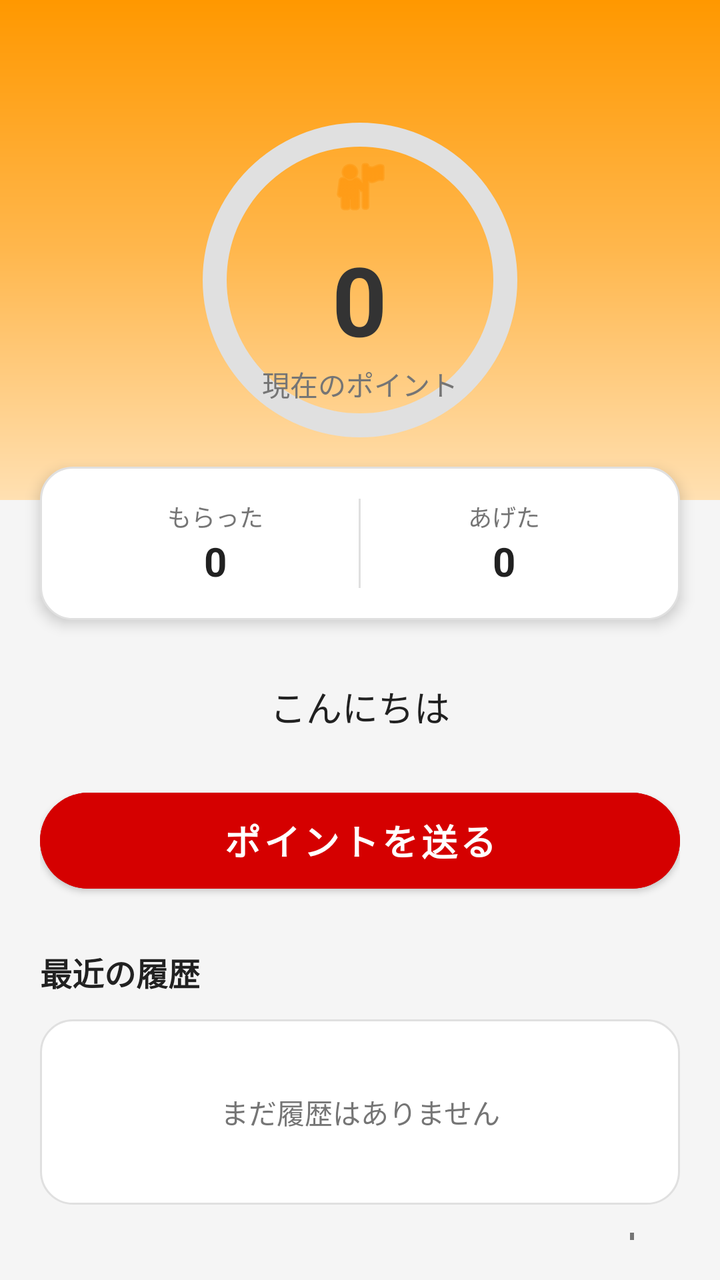
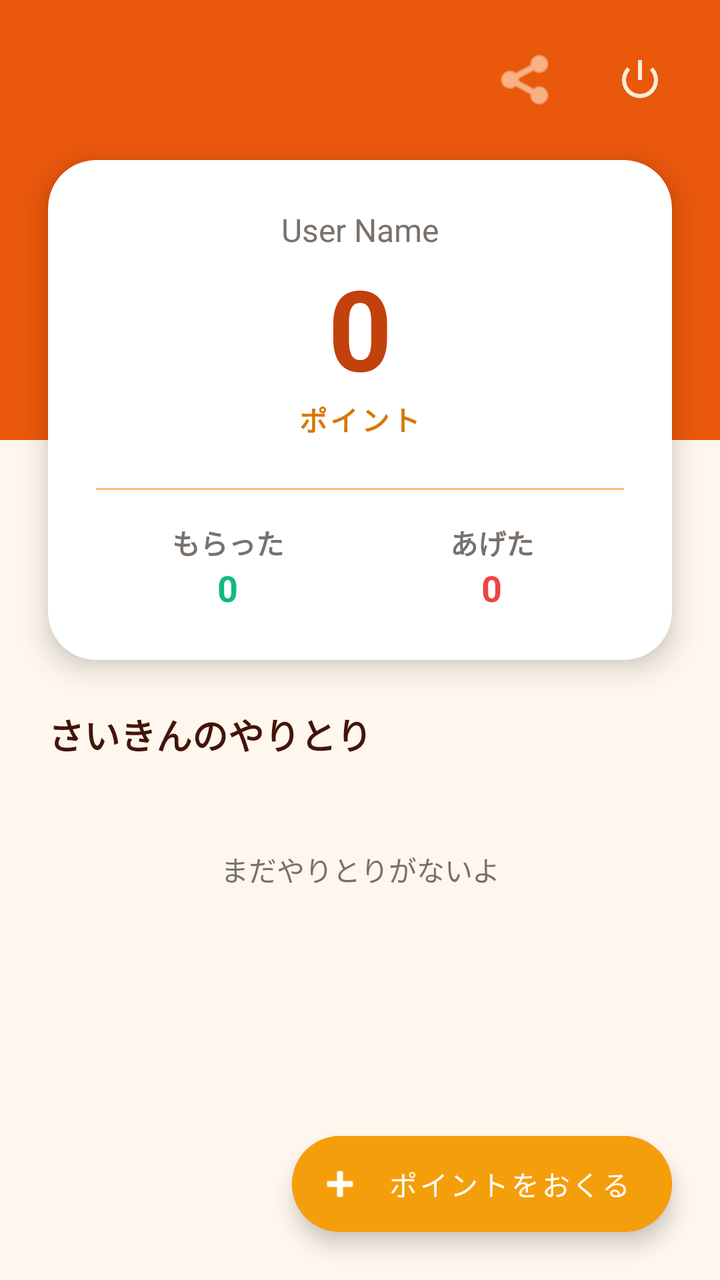

Before-and-after screenshots of an Android layout around one commit, followed by the original layout XML and the change that was made.
<!-- AndroidManifest.xml: application theme Theme.InternalPointSystem -->
<!-- res/layout/activity_main.xml -->
<?xml version="1.0" encoding="utf-8"?>
<LinearLayout xmlns:android="http://schemas.android.com/apk/res/android"
    xmlns:app="http://schemas.android.com/apk/res-auto"
    xmlns:tools="http://schemas.android.com/tools"
    android:layout_width="match_parent"
    android:layout_height="match_parent"
    android:orientation="vertical"
    android:background="@color/bg_grey">

    
    <FrameLayout
        android:layout_width="match_parent"
        android:layout_height="320dp">

        <View
            android:layout_width="match_parent"
            android:layout_height="250dp"
            android:background="@drawable/header_gradient" />

        <LinearLayout
            android:layout_width="match_parent"
            android:layout_height="match_parent"
            android:orientation="vertical"
            android:gravity="center_horizontal"
            android:paddingTop="40dp">

            
            <FrameLayout
                android:layout_width="200dp"
                android:layout_height="200dp"
                android:background="@drawable/circle_progress"
                android:layout_marginBottom="24dp">
                
                <LinearLayout
                    android:layout_width="match_parent"
                    android:layout_height="match_parent"
                    android:orientation="vertical"
                    android:gravity="center">
                    
                    <ImageView
                        android:layout_width="32dp"
                        android:layout_height="32dp"
                        android:src="@android:drawable/ic_menu_myplaces"
                        app:tint="@color/orange_primary"
                        android:layout_marginBottom="8dp"/>

                    <TextView
                        android:id="@+id/tvBalance"
                        android:layout_width="wrap_content"
                        android:layout_height="wrap_content"
                        android:text="0"
                        android:textSize="48sp"
                        android:textStyle="bold"
                        android:textColor="#333333" />
                        
                    <TextView
                        android:layout_width="wrap_content"
                        android:layout_height="wrap_content"
                        android:text="現在のポイント"
                        android:textSize="14sp"
                        android:textColor="#757575"/>
                </LinearLayout>
            </FrameLayout>

        </LinearLayout>
        
        
        <LinearLayout
            android:layout_width="match_parent"
            android:layout_height="wrap_content"
            android:orientation="horizontal"
            android:layout_gravity="bottom"
            android:background="@drawable/bg_card"
            android:layout_marginHorizontal="20dp"
            android:layout_marginBottom="10dp"
            android:padding="16dp"
            android:elevation="4dp">
            
            <LinearLayout
                android:layout_width="0dp"
                android:layout_height="wrap_content"
                android:layout_weight="1"
                android:orientation="vertical"
                android:gravity="center">
                <TextView
                    android:layout_width="wrap_content"
                    android:layout_height="wrap_content"
                    android:text="もらった"
                    android:textSize="12sp"
                    android:textColor="@color/text_grey"/>
                <TextView
                    android:id="@+id/tvReceived"
                    android:layout_width="wrap_content"
                    android:layout_height="wrap_content"
                    android:text="0"
                    android:textSize="20sp"
                    android:textStyle="bold"
                    android:textColor="@color/text_dark"/>
            </LinearLayout>
            
            <View android:layout_width="1dp" android:layout_height="match_parent" android:background="#E0E0E0"/>
            
            <LinearLayout
                android:layout_width="0dp"
                android:layout_height="wrap_content"
                android:layout_weight="1"
                android:orientation="vertical"
                android:gravity="center">
                <TextView
                    android:layout_width="wrap_content"
                    android:layout_height="wrap_content"
                    android:text="あげた"
                    android:textSize="12sp"
                    android:textColor="@color/text_grey"/>
                <TextView
                    android:id="@+id/tvSent"
                    android:layout_width="wrap_content"
                    android:layout_height="wrap_content"
                    android:text="0"
                    android:textSize="20sp"
                    android:textStyle="bold"
                    android:textColor="@color/text_dark"/>
            </LinearLayout>
        </LinearLayout> 
    </FrameLayout>

    
    <LinearLayout
        android:layout_width="match_parent"
        android:layout_height="match_parent"
        android:orientation="vertical"
        android:padding="20dp">

        <TextView
            android:id="@+id/tvCurrentUser"
            android:layout_width="wrap_content"
            android:layout_height="wrap_content"
            android:text="こんにちは"
            android:textSize="18sp"
            android:textColor="@color/text_dark"
            android:layout_marginBottom="24dp"
            android:layout_gravity="center"/>

        
        <Button
            android:id="@+id/btnSend"
            android:layout_width="match_parent"
            android:layout_height="60dp"
            android:text="ポイントを送る"
            android:textSize="18sp"
            android:textStyle="bold"
            android:backgroundTint="@color/red_accent"
            app:cornerRadius="30dp"
            android:layout_marginBottom="24dp"
            android:elevation="4dp"/>

        
        <TextView
            android:layout_width="wrap_content"
            android:layout_height="wrap_content"
            android:text="最近の履歴"
            android:textSize="16sp"
            android:textStyle="bold"
            android:textColor="@color/text_dark"
            android:layout_marginBottom="12dp"/>

        <LinearLayout
            android:id="@+id/llHistoryContainer"
            android:layout_width="match_parent"
            android:layout_height="wrap_content"
            android:orientation="vertical"
            android:background="@drawable/bg_card"
            android:padding="16dp">
            
            
            <TextView
                android:id="@+id/tvHistoryPlaceholder"
                android:layout_width="match_parent"
                android:layout_height="wrap_content"
                android:text="まだ履歴はありません"
                android:textColor="@color/text_grey"
                android:gravity="center"
                android:padding="20dp"/>
        </LinearLayout>
        
        <Space android:layout_width="match_parent" android:layout_height="0dp" android:layout_weight="1"/>
        
        <LinearLayout
            android:layout_width="match_parent"
            android:layout_height="wrap_content"
            android:gravity="end">
            <ImageButton
                android:id="@+id/btnLogout"
                android:layout_width="48dp"
                android:layout_height="48dp"
                android:src="@android:drawable/ic_lock_power_off"
                android:background="?attr/selectableItemBackgroundBorderless"
                app:tint="@color/text_grey"/>
        </LinearLayout>

    </LinearLayout>

</LinearLayout>
<!-- resources referenced by this layout -->
<resources>
  <color name="bg_grey">#F5F5F5</color>
  <color name="orange_primary">#FF8F00</color>
  <color name="red_accent">#D50000</color>
  <color name="text_dark">#212121</color>
  <color name="text_grey">#757575</color>
  <!-- drawable bg_card (drawable) -->
  <?xml version="1.0" encoding="utf-8"?>
  <shape xmlns:android="http://schemas.android.com/apk/res/android"
      android:shape="rectangle">
      <solid android:color="@color/white"/>
      <corners android:radius="16dp"/>
      <stroke android:width="1dp" android:color="#E0E0E0"/>
  </shape>
  <!-- drawable circle_progress (drawable) -->
  <?xml version="1.0" encoding="utf-8"?>
  <layer-list xmlns:android="http://schemas.android.com/apk/res/android">
      <item>
          <shape android:shape="ring"
              android:thickness="12dp"
              android:useLevel="false">
              <solid android:color="#E0E0E0"/>
          </shape>
      </item>
      <item>
          <rotate
              android:fromDegrees="270"
              android:toDegrees="270">
              <shape android:shape="ring"
                  android:thickness="12dp"
                  android:useLevel="true">
                  <gradient
                      android:startColor="@color/orange_light"
                      android:endColor="@color/orange_primary"
                      android:type="sweep"
                      android:useLevel="false" />
              </shape>
          </rotate>
      </item>
  </layer-list>
  <!-- drawable header_gradient (drawable) -->
  <?xml version="1.0" encoding="utf-8"?>
  <shape xmlns:android="http://schemas.android.com/apk/res/android"
      android:shape="rectangle">
      <gradient
          android:startColor="#FF9800"
          android:centerColor="#FFB74D"
          android:endColor="#FFE0B2"
          android:angle="270" />
  </shape>
  <style name="Theme.InternalPointSystem" parent="Theme.MaterialComponents.DayNight.DarkActionBar">
          
          <item name="colorPrimary">@color/purple_500</item>
          <item name="colorPrimaryVariant">@color/purple_700</item>
          <item name="colorOnPrimary">@color/white</item>
          
          <item name="colorSecondary">@color/teal_200</item>
          <item name="colorSecondaryVariant">@color/teal_700</item>
          <item name="colorOnSecondary">@color/black</item>
          
          <item name="android:statusBarColor" tools:targetApi="l">?attr/colorPrimaryVariant</item>
          
      </style>
  <color name="white">#FFFFFFFF</color>
  <color name="orange_light">#FFB74D</color>
  <color name="purple_500">#FF6200EE</color>
  <color name="purple_700">#FF3700B3</color>
  <color name="teal_200">#FF03DAC5</color>
  <color name="teal_700">#FF018786</color>
  <color name="black">#FF000000</color>
</resources>

<!-- the commit's change to res/layout/activity_main.xml (unified diff, before → after) -->
@@ -1,203 +1,205 @@
 <?xml version="1.0" encoding="utf-8"?>
-<LinearLayout xmlns:android="http://schemas.android.com/apk/res/android"
+<androidx.coordinatorlayout.widget.CoordinatorLayout
+    xmlns:android="http://schemas.android.com/apk/res/android"
     xmlns:app="http://schemas.android.com/apk/res-auto"
     xmlns:tools="http://schemas.android.com/tools"
     android:layout_width="match_parent"
     android:layout_height="match_parent"
-    android:orientation="vertical"
-    android:background="@color/bg_grey">
-
-    
-    <FrameLayout
+    android:background="@color/bg_main">
+
+    <androidx.core.widget.NestedScrollView
         android:layout_width="match_parent"
-        android:layout_height="320dp">
-
-        <View
-            android:layout_width="match_parent"
-            android:layout_height="250dp"
-            android:background="@drawable/header_gradient" />
-
-        <LinearLayout
-            android:layout_width="match_parent"
-            android:layout_height="match_parent"
-            android:orientation="vertical"
-            android:gravity="center_horizontal"
-            android:paddingTop="40dp">
-
-            
-            <FrameLayout
-                android:layout_width="200dp"
-                android:layout_height="200dp"
-                android:background="@drawable/circle_progress"
-                android:layout_marginBottom="24dp">
-                
-                <LinearLayout
-                    android:layout_width="match_parent"
-                    android:layout_height="match_parent"
-                    android:orientation="vertical"
-                    android:gravity="center">
-                    
-                    <ImageView
-                        android:layout_width="32dp"
-                        android:layout_height="32dp"
-                        android:src="@android:drawable/ic_menu_myplaces"
-                        app:tint="@color/orange_primary"
-                        android:layout_marginBottom="8dp"/>
-
-                    <TextView
-                        android:id="@+id/tvBalance"
-                        android:layout_width="wrap_content"
-                        android:layout_height="wrap_content"
-                        android:text="0"
-                        android:textSize="48sp"
-                        android:textStyle="bold"
-                        android:textColor="#333333" />
-                        
-                    <TextView
-                        android:layout_width="wrap_content"
-                        android:layout_height="wrap_content"
-                        android:text="現在のポイント"
-                        android:textSize="14sp"
-                        android:textColor="#757575"/>
-                </LinearLayout>
-            </FrameLayout>
-
-        </LinearLayout>
-        
-        
+        android:layout_height="match_parent"
+        android:fillViewport="true">
+
         <LinearLayout
             android:layout_width="match_parent"
             android:layout_height="wrap_content"
-            android:orientation="horizontal"
-            android:layout_gravity="bottom"
-            android:background="@drawable/bg_card"
-            android:layout_marginHorizontal="20dp"
-            android:layout_marginBottom="10dp"
-            android:padding="16dp"
-            android:elevation="4dp">
+            android:orientation="vertical"
+            android:paddingBottom="80dp">
+
             
+            <FrameLayout
+                android:layout_width="match_parent"
+                android:layout_height="wrap_content">
+                
+                <View
+                    android:layout_width="match_parent"
+                    android:layout_height="220dp"
+                    android:background="@color/brand_primary"/>
+
+                <com.google.android.material.card.MaterialCardView
+                    android:layout_width="match_parent"
+                    android:layout_height="wrap_content"
+                    android:layout_marginHorizontal="24dp"
+                    android:layout_marginTop="80dp"
+                    android:layout_marginBottom="24dp"
+                    app:cardCornerRadius="24dp"
+                    app:cardElevation="8dp"
+                    app:cardBackgroundColor="@color/white">
+
+                    <LinearLayout
+                        android:layout_width="match_parent"
+                        android:layout_height="wrap_content"
+                        android:orientation="vertical"
+                        android:padding="24dp"
+                        android:gravity="center">
+
+                        <TextView
+                            android:id="@+id/tvCurrentUser"
+                            android:layout_width="wrap_content"
+                            android:layout_height="wrap_content"
+                            android:text="User Name"
+                            android:textSize="16sp"
+                            android:textColor="@color/text_secondary"
+                            android:layout_marginBottom="8dp"/>
+
+                        <TextView
+                            android:id="@+id/tvBalance"
+                            android:layout_width="wrap_content"
+                            android:layout_height="wrap_content"
+                            android:text="0"
+                            android:textSize="56sp"
+                            android:textStyle="bold"
+                            android:textColor="@color/brand_primary_dark"
+                            android:includeFontPadding="false"/>
+
+                        <TextView
+                            android:layout_width="wrap_content"
+                            android:layout_height="wrap_content"
+                            android:text="ポイント"
+                            android:textSize="14sp"
+                            android:letterSpacing="0.1"
+                            android:textColor="@color/coin_secondary"
+                            android:textStyle="bold"
+                            android:layout_marginBottom="24dp"/>
+
+                        <View
+                            android:layout_width="match_parent"
+                            android:layout_height="1dp"
+                            android:background="@color/divider"
+                            android:layout_marginBottom="16dp"/>
+
+                        <LinearLayout
+                            android:layout_width="match_parent"
+                            android:layout_height="wrap_content"
+                            android:orientation="horizontal">
+
+                            <LinearLayout
+                                android:layout_width="0dp"
+                                android:layout_height="wrap_content"
+                                android:layout_weight="1"
+                                android:gravity="center"
+                                android:orientation="vertical">
+                                <TextView
+                                    android:layout_width="wrap_content"
+                                    android:layout_height="wrap_content"
+                                    android:text="もらった"
+                                    android:textSize="14sp"
+                                    android:textStyle="bold"
+                                    android:textColor="@color/text_secondary"/>
+                                <TextView
+                                    android:id="@+id/tvReceived"
+                                    android:layout_width="wrap_content"
+                                    android:layout_height="wrap_content"
+                                    android:text="0"
+                                    android:textSize="18sp"
+                                    android:textStyle="bold"
+                                    android:textColor="@color/success"/>
+                            </LinearLayout>
+
+                            <LinearLayout
+                                android:layout_width="0dp"
+                                android:layout_height="wrap_content"
+                                android:layout_weight="1"
+                                android:gravity="center"
+                                android:orientation="vertical">
+                                <TextView
+                                    android:layout_width="wrap_content"
+                                    android:layout_height="wrap_content"
+                                    android:text="あげた"
+                                    android:textSize="14sp"
+                                    android:textStyle="bold"
+                                    android:textColor="@color/text_secondary"/>
+                                <TextView
+                                    android:id="@+id/tvSent"
+                                    android:layout_width="wrap_content"
+                                    android:layout_height="wrap_content"
+                                    android:text="0"
+                                    android:textSize="18sp"
+                                    android:textStyle="bold"
+                                    android:textColor="@color/danger"/>
+                            </LinearLayout>
+                            </LinearLayout>
+                        </LinearLayout>
+
+                </com.google.android.material.card.MaterialCardView>
+
+                 <ImageButton
+                    android:id="@+id/btnReceiveQr"
+                    android:layout_width="48dp"
+                    android:layout_height="48dp"
+                    android:layout_gravity="top|end"
+                    android:layout_marginTop="16dp"
+                    android:layout_marginEnd="72dp"
+                    android:src="@android:drawable/ic_menu_share"
+                    android:background="?attr/selectableItemBackgroundBorderless"
+                    app:tint="@color/brand_primary_light"
+                    android:contentDescription="Show QR Code"/>
+
+                 <ImageButton
+                    android:id="@+id/btnLogout"
+                    android:layout_width="48dp"
+                    android:layout_height="48dp"
+                    android:layout_gravity="top|end"
+                    android:layout_marginTop="16dp"
+                    android:layout_marginEnd="16dp"
+                    android:src="@android:drawable/ic_lock_power_off"
+                    android:background="?attr/selectableItemBackgroundBorderless"
+                    app:tint="@color/brand_primary_light"/>
+            </FrameLayout>
+
+            
+             <TextView
+                android:layout_width="wrap_content"
+                android:layout_height="wrap_content"
+                android:text="さいきんのやりとり"
+                android:textSize="18sp"
+                android:textStyle="bold"
+                android:textColor="@color/text_primary"
+                android:layout_marginStart="24dp"
+                android:layout_marginBottom="12dp"/>
+
             <LinearLayout
-                android:layout_width="0dp"
-                android:layout_height="wrap_content"
-                android:layout_weight="1"
-                android:orientation="vertical"
-                android:gravity="center">
-                <TextView
-                    android:layout_width="wrap_content"
-                    android:layout_height="wrap_content"
-                    android:text="もらった"
-                    android:textSize="12sp"
-                    android:textColor="@color/text_grey"/>
-                <TextView
-                    android:id="@+id/tvReceived"
-                    android:layout_width="wrap_content"
-                    android:layout_height="wrap_content"
-                    android:text="0"
-                    android:textSize="20sp"
-                    android:textStyle="bold"
-                    android:textColor="@color/text_dark"/>
-            </LinearLayout>
-            
-            <View android:layout_width="1dp" android:layout_height="match_parent" android:background="#E0E0E0"/>
-            
-            <LinearLayout
-                android:layout_width="0dp"
-                android:layout_height="wrap_content"
-                android:layout_weight="1"
-                android:orientation="vertical"
-                android:gravity="center">
-                <TextView
-                    android:layout_width="wrap_content"
-                    android:layout_height="wrap_content"
-                    android:text="あげた"
-                    android:textSize="12sp"
-                    android:textColor="@color/text_grey"/>
-                <TextView
-                    android:id="@+id/tvSent"
-                    android:layout_width="wrap_content"
-                    android:layout_height="wrap_content"
-                    android:text="0"
-                    android:textSize="20sp"
-                    android:textStyle="bold"
-                    android:textColor="@color/text_dark"/>
-            </LinearLayout>
-        </LinearLayout> 
-    </FrameLayout>
-
-    
-    <LinearLayout
-        android:layout_width="match_parent"
-        android:layout_height="match_parent"
-        android:orientation="vertical"
-        android:padding="20dp">
-
-        <TextView
-            android:id="@+id/tvCurrentUser"
-            android:layout_width="wrap_content"
-            android:layout_height="wrap_content"
-            android:text="こんにちは"
-            android:textSize="18sp"
-            android:textColor="@color/text_dark"
-            android:layout_marginBottom="24dp"
-            android:layout_gravity="center"/>
-
-        
-        <Button
-            android:id="@+id/btnSend"
-            android:layout_width="match_parent"
-            android:layout_height="60dp"
-            android:text="ポイントを送る"
-            android:textSize="18sp"
-            android:textStyle="bold"
-            android:backgroundTint="@color/red_accent"
-            app:cornerRadius="30dp"
-            android:layout_marginBottom="24dp"
-            android:elevation="4dp"/>
-
-        
-        <TextView
-            android:layout_width="wrap_content"
-            android:layout_height="wrap_content"
-            android:text="最近の履歴"
-            android:textSize="16sp"
-            android:textStyle="bold"
-            android:textColor="@color/text_dark"
-            android:layout_marginBottom="12dp"/>
-
-        <LinearLayout
-            android:id="@+id/llHistoryContainer"
-            android:layout_width="match_parent"
-            android:layout_height="wrap_content"
-            android:orientation="vertical"
-            android:background="@drawable/bg_card"
-            android:padding="16dp">
-            
-            
-            <TextView
-                android:id="@+id/tvHistoryPlaceholder"
+                android:id="@+id/llHistoryContainer"
                 android:layout_width="match_parent"
                 android:layout_height="wrap_content"
-                android:text="まだ履歴はありません"
-                android:textColor="@color/text_grey"
-                android:gravity="center"
-                android:padding="20dp"/>
+                android:orientation="vertical"
+                android:paddingHorizontal="24dp">
+                 <TextView
+                    android:id="@+id/tvHistoryPlaceholder"
+                    android:layout_width="match_parent"
+                    android:layout_height="wrap_content"
+                    android:text="まだやりとりがないよ"
+                    android:textColor="@color/text_secondary"
+                    android:gravity="center"
+                    android:padding="32dp"/>
+            </LinearLayout>
+
         </LinearLayout>
-        
-        <Space android:layout_width="match_parent" android:layout_height="0dp" android:layout_weight="1"/>
-        
-        <LinearLayout
-            android:layout_width="match_parent"
-            android:layout_height="wrap_content"
-            android:gravity="end">
-            <ImageButton
-                android:id="@+id/btnLogout"
-                android:layout_width="48dp"
-                android:layout_height="48dp"
-                android:src="@android:drawable/ic_lock_power_off"
-                android:background="?attr/selectableItemBackgroundBorderless"
-                app:tint="@color/text_grey"/>
-        </LinearLayout>
-
-    </LinearLayout>
-
-</LinearLayout>
+    </androidx.core.widget.NestedScrollView>
+
+    
+    <com.google.android.material.floatingactionbutton.ExtendedFloatingActionButton
+        android:id="@+id/btnSend"
+        android:layout_width="wrap_content"
+        android:layout_height="wrap_content"
+        android:layout_gravity="bottom|end"
+        android:layout_margin="24dp"
+        android:text="ポイントをおくる"
+        android:textColor="@color/white"
+        android:backgroundTint="@color/coin_primary"
+        app:icon="@android:drawable/ic_input_add"
+        app:iconTint="@color/white"/>
+
+</androidx.coordinatorlayout.widget.CoordinatorLayout>
<!-- resource entries referenced after the edit -->
@@ -1,73 +1,29 @@
 <!-- resources referenced by this layout -->
 <resources>
-  <color name="bg_grey">#F5F5F5</color>
-  <color name="orange_primary">#FF8F00</color>
-  <color name="red_accent">#D50000</color>
-  <color name="text_dark">#212121</color>
-  <color name="text_grey">#757575</color>
-  <!-- drawable bg_card (drawable) -->
-  <?xml version="1.0" encoding="utf-8"?>
-  <shape xmlns:android="http://schemas.android.com/apk/res/android"
-      android:shape="rectangle">
-      <solid android:color="@color/white"/>
-      <corners android:radius="16dp"/>
-      <stroke android:width="1dp" android:color="#E0E0E0"/>
-  </shape>
-  <!-- drawable circle_progress (drawable) -->
-  <?xml version="1.0" encoding="utf-8"?>
-  <layer-list xmlns:android="http://schemas.android.com/apk/res/android">
-      <item>
-          <shape android:shape="ring"
-              android:thickness="12dp"
-              android:useLevel="false">
-              <solid android:color="#E0E0E0"/>
-          </shape>
-      </item>
-      <item>
-          <rotate
-              android:fromDegrees="270"
-              android:toDegrees="270">
-              <shape android:shape="ring"
-                  android:thickness="12dp"
-                  android:useLevel="true">
-                  <gradient
-                      android:startColor="@color/orange_light"
-                      android:endColor="@color/orange_primary"
-                      android:type="sweep"
-                      android:useLevel="false" />
-              </shape>
-          </rotate>
-      </item>
-  </layer-list>
-  <!-- drawable header_gradient (drawable) -->
-  <?xml version="1.0" encoding="utf-8"?>
-  <shape xmlns:android="http://schemas.android.com/apk/res/android"
-      android:shape="rectangle">
-      <gradient
-          android:startColor="#FF9800"
-          android:centerColor="#FFB74D"
-          android:endColor="#FFE0B2"
-          android:angle="270" />
-  </shape>
+  <color name="bg_main">#FFF7ED</color>
+  <color name="brand_primary">#EA580C</color>
+  <color name="brand_primary_dark">#C2410C</color>
+  <color name="brand_primary_light">#FFEDD5</color>
+  <color name="coin_primary">#F59E0B</color>
+  <color name="coin_secondary">#D97706</color>
+  <color name="danger">#EF4444</color>
+  <color name="divider">#FDBA74</color>
+  <color name="success">#10B981</color>
+  <color name="text_primary">#431407</color>
+  <color name="text_secondary">#78716C</color>
   <style name="Theme.InternalPointSystem" parent="Theme.MaterialComponents.DayNight.DarkActionBar">
           
-          <item name="colorPrimary">@color/purple_500</item>
-          <item name="colorPrimaryVariant">@color/purple_700</item>
+          <item name="colorPrimary">@color/brand_primary</item>
+          <item name="colorPrimaryVariant">@color/brand_primary_dark</item>
           <item name="colorOnPrimary">@color/white</item>
           
-          <item name="colorSecondary">@color/teal_200</item>
-          <item name="colorSecondaryVariant">@color/teal_700</item>
-          <item name="colorOnSecondary">@color/black</item>
+          <item name="colorSecondary">@color/coin_primary</item>
+          <item name="colorSecondaryVariant">@color/coin_secondary</item>
+          <item name="colorOnSecondary">@color/white</item>
           
           <item name="android:statusBarColor" tools:targetApi="l">?attr/colorPrimaryVariant</item>
           
       </style>
-  <color name="white">#FFFFFFFF</color>
-  <color name="orange_light">#FFB74D</color>
-  <color name="purple_500">#FF6200EE</color>
-  <color name="purple_700">#FF3700B3</color>
-  <color name="teal_200">#FF03DAC5</color>
-  <color name="teal_700">#FF018786</color>
-  <color name="black">#FF000000</color>
+  <color name="white">#FFFFFF</color>
 </resources>
 
